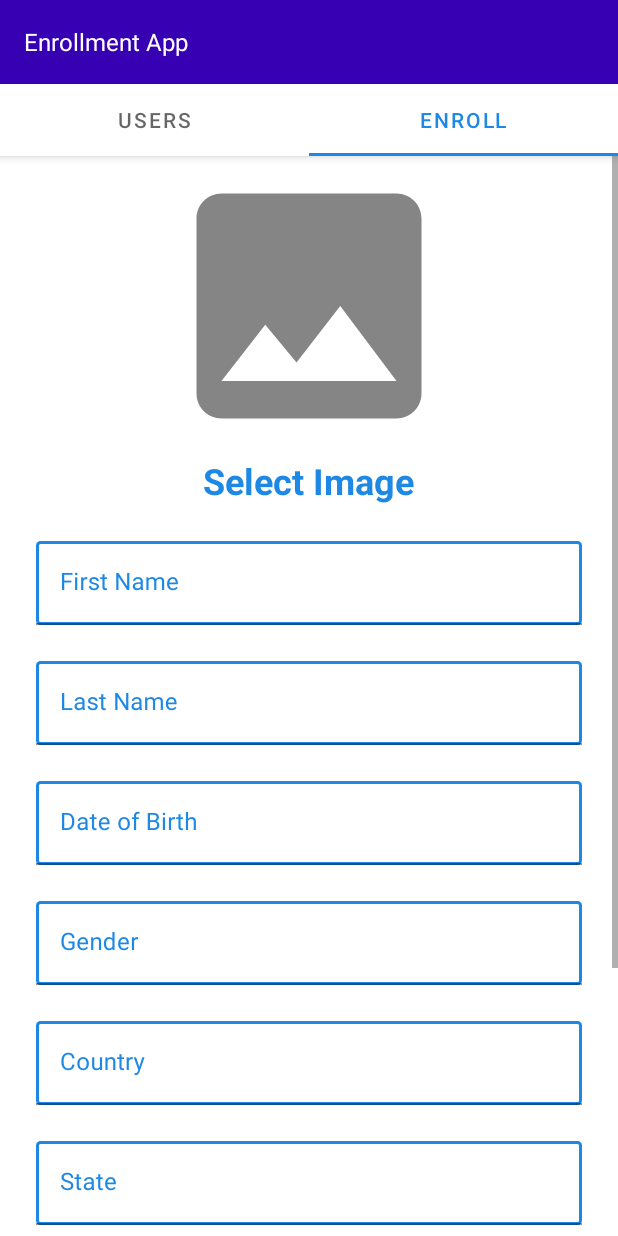
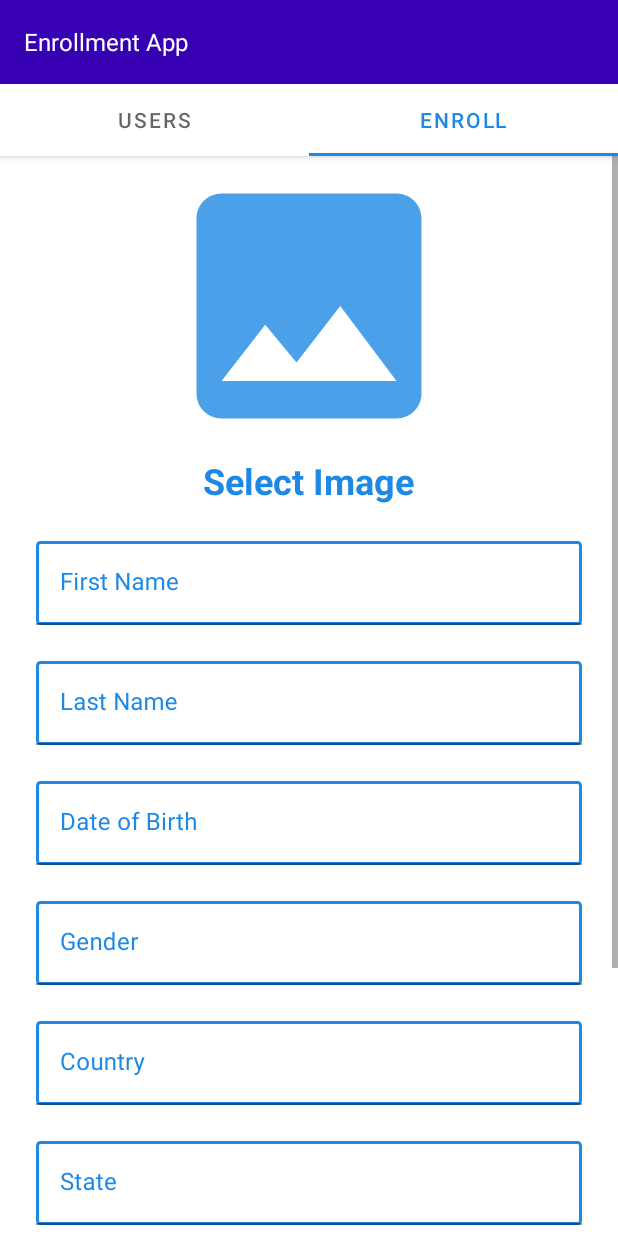
Before and after one commit to anurag444/User_Enrollment_App, an Android app: the screen it shows after launch (MainActivity), tab 2 chosen, on a phone screen of 412 x 824 dp. Run offline under Robolectric (Android 15) with nearby library versions, the phone set to English and light mode, and no system bars; our stand-ins replace Room's generated code.

```diff
--- a/app/build.gradle
+++ b/app/build.gradle
@@ -49,4 +49,7 @@ dependencies {
     // room components
     implementation 'androidx.room:room-runtime:2.1.0-alpha03'
     annotationProcessor 'androidx.room:room-compiler:2.1.0-alpha03'
+
+    //Glide
+    implementation 'com.github.bumptech.glide:glide:4.11.0'
 }
--- a/app/src/main/java/com/example/internship_enrollment_app/Fragments/UserFragment.java
+++ b/app/src/main/java/com/example/internship_enrollment_app/Fragments/UserFragment.java
@@ -8,6 +8,7 @@ import android.view.ViewGroup;
 import androidx.annotation.NonNull;
 import androidx.annotation.Nullable;
 import androidx.fragment.app.Fragment;
+import androidx.lifecycle.Observer;
 import androidx.lifecycle.ViewModelProvider;
 import androidx.recyclerview.widget.LinearLayoutManager;
 import androidx.recyclerview.widget.RecyclerView;
@@ -18,6 +19,8 @@ import com.example.internship_enrollment_app.User;
 import com.example.internship_enrollment_app.UserViewModel;
 
 import java.util.ArrayList;
+import java.util.Collections;
+import java.util.Comparator;
 import java.util.List;
 
 public class UserFragment extends Fragment {
@@ -40,7 +43,18 @@ public class UserFragment extends Fragment {
         usersRecyclerView.setLayoutManager(new LinearLayoutManager(getContext(), LinearLayoutManager.VERTICAL, false));
         usersRecyclerView.setAdapter(userAdapter);
 
-        viewModel.getAllNotes().observe(getActivity(), usersList -> userAdapter.setData(usersList));
+        viewModel.getAllNotes().observe(getActivity(), new Observer<List<User>>() {
+            @Override
+            public void onChanged(List<User> usersList) {
+                Collections.sort(usersList, new Comparator<User>() {
+                    public int compare(User obj1, User obj2) {
+                        // Descending order
+                        return Integer.valueOf(obj2.getId()).compareTo(obj1.getId()); // To compare integer values
+                    }
+                });
+                userAdapter.setData(usersList);
+            }
+        });
 
         return view;
     }
--- a/app/src/main/res/drawable/select_image.xml
+++ b/app/src/main/res/drawable/select_image.xml
@@ -1,5 +1,5 @@
 <vector android:alpha="0.8" android:height="24dp"
-    android:tint="?attr/colorControlNormal" android:viewportHeight="24"
+    android:tint="@color/blue" android:viewportHeight="24"
     android:viewportWidth="24" android:width="24dp" xmlns:android="http://schemas.android.com/apk/res/android">
-    <path android:fillColor="@android:color/white" android:pathData="M21,19V5c0,-1.1 -0.9,-2 -2,-2H5c-1.1,0 -2,0.9 -2,2v14c0,1.1 0.9,2 2,2h14c1.1,0 2,-0.9 2,-2zM8.5,13.5l2.5,3.01L14.5,12l4.5,6H5l3.5,-4.5z"/>
+    <path android:fillColor="@color/blue" android:pathData="M21,19V5c0,-1.1 -0.9,-2 -2,-2H5c-1.1,0 -2,0.9 -2,2v14c0,1.1 0.9,2 2,2h14c1.1,0 2,-0.9 2,-2zM8.5,13.5l2.5,3.01L14.5,12l4.5,6H5l3.5,-4.5z"/>
 </vector>
--- a/app/src/main/res/layout/card_list_item.xml
+++ b/app/src/main/res/layout/card_list_item.xml
@@ -50,7 +50,7 @@
         </LinearLayout>
 
         <ImageView
-            android:id="@+id/imageView"
+            android:id="@+id/delete"
             android:layout_width="wrap_content"
             android:layout_height="wrap_content"
             android:layout_toEndOf="@+id/details"
--- a/app/src/main/res/layout/fragment_enroll.xml
+++ b/app/src/main/res/layout/fragment_enroll.xml
@@ -180,7 +180,7 @@
             <com.google.android.material.textfield.TextInputEditText
                 android:id="@+id/phone_number"
                 android:imeOptions="actionDone"
-                android:inputType="text"
+                android:inputType="phone"
                 android:layout_width="match_parent"
                 android:layout_height="wrap_content"
                 android:background="@drawable/textview_border"
```
Also changed, not shown: app/src/main/java/com/example/internship_enrollment_app/Adapter/UserAdapter.java (+22 -1 lines), app/src/main/java/com/example/internship_enrollment_app/Fragments/EnrollFragment.java (+25 -0 lines).
